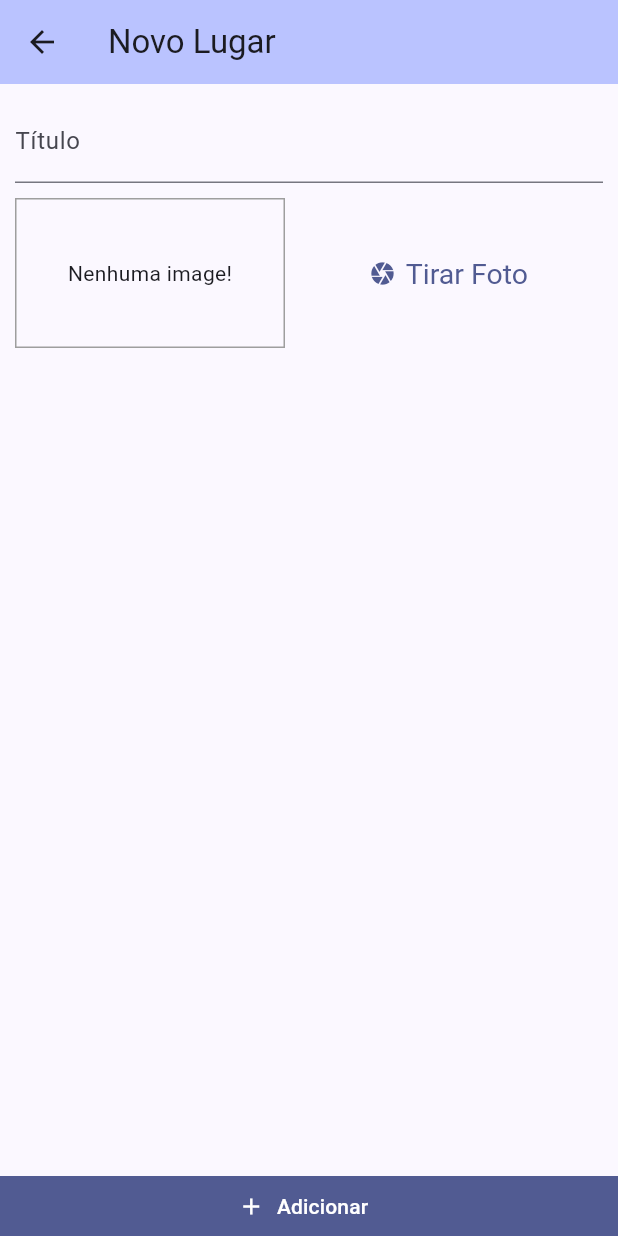
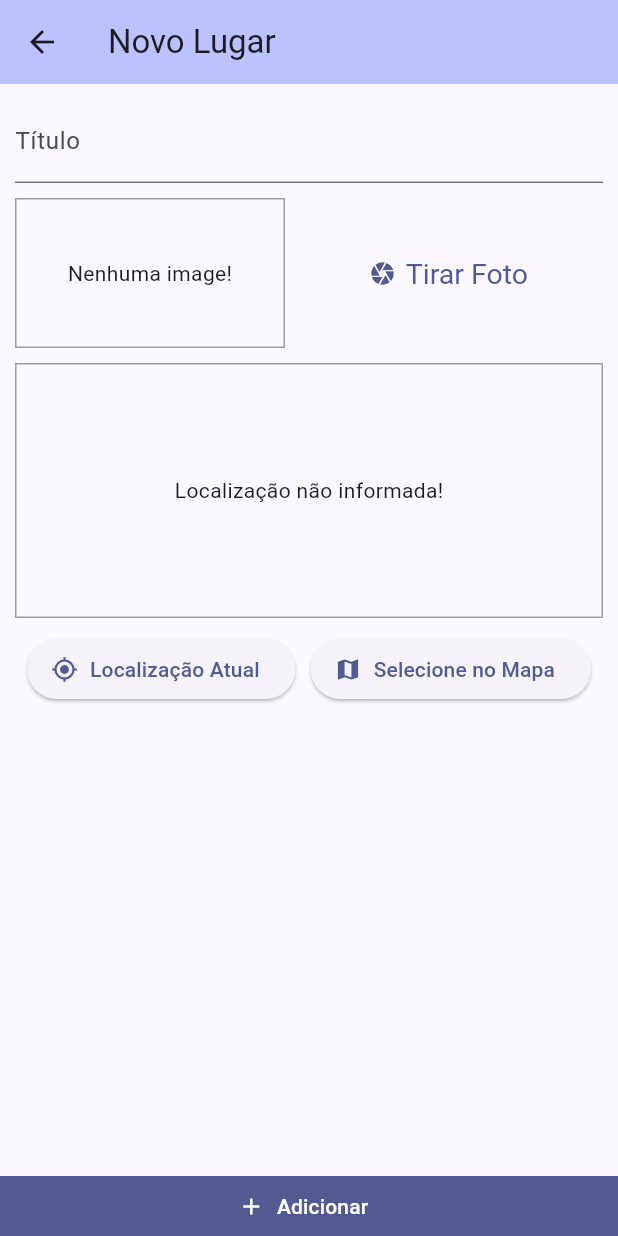
Before and after one commit to laesant/great_places, a Flutter app: the PlaceFormScreen screen opened by its route, on a phone screen of 412 x 824 dp. Run offline on Flutter 3.47's test engine with Material 2 defaults, Android fonts, the phone set to English and light mode, and no system bars; our stand-ins replace image_picker, sqflite; accounts and stored records are empty.

Commit message:
LocationInput Component

```diff
--- a/lib/screens/place_form_screen.dart
+++ b/lib/screens/place_form_screen.dart
@@ -3,6 +3,7 @@ import 'dart:io';
 import 'package:flutter/material.dart';
 import 'package:great_places/providers/great_places.dart';
 import 'package:great_places/widgets/image_input.dart';
+import 'package:great_places/widgets/location_input.dart';
 import 'package:image_picker/image_picker.dart';
 import 'package:provider/provider.dart';
 
@@ -55,7 +56,9 @@ class _PlaceFormScreenState extends State<PlaceFormScreen> {
                       ),
                     ),
                     const SizedBox(height: 10),
-                    ImageInput(selectImage: _selectImage)
+                    ImageInput(selectImage: _selectImage),
+                    const SizedBox(height: 10),
+                    const LocationInput()
                   ],
                 ),
               ),
--- /dev/null
+++ b/lib/widgets/location_input.dart
@@ -0,0 +1,53 @@
+import 'package:flutter/material.dart';
+
+class LocationInput extends StatefulWidget {
+  const LocationInput({super.key});
+
+  @override
+  State<LocationInput> createState() => _LocationInputState();
+}
+
+class _LocationInputState extends State<LocationInput> {
+  String _previewImageUrl = '';
+  @override
+  Widget build(BuildContext context) {
+    return Column(
+      children: [
+        Container(
+          height: 170,
+          width: double.infinity,
+          alignment: Alignment.center,
+          decoration: BoxDecoration(
+            border: Border.all(
+              width: 1,
+              color: Colors.grey,
+            ),
+          ),
+          child: Visibility(
+              visible: _previewImageUrl.isNotEmpty,
+              replacement: const Text('Localização não informada!'),
+              child: Image.network(
+                _previewImageUrl,
+                fit: BoxFit.cover,
+                width: double.infinity,
+              )),
+        ),
+        const SizedBox(height: 10),
+        Row(
+          mainAxisAlignment: MainAxisAlignment.center,
+          children: [
+            ElevatedButton.icon(
+                onPressed: () {},
+                icon: const Icon(Icons.my_location),
+                label: const Text('Localização Atual')),
+            const SizedBox(width: 10),
+            ElevatedButton.icon(
+                onPressed: () {},
+                icon: const Icon(Icons.map),
+                label: const Text('Selecione no Mapa'))
+          ],
+        )
+      ],
+    );
+  }
+}
--- a/pubspec.yaml
+++ b/pubspec.yaml
@@ -40,6 +40,7 @@ dependencies:
   path_provider: ^2.1.1
   path: ^1.8.3
   sqflite: ^2.3.0
+  location: ^5.0.3
 
 dev_dependencies:
   flutter_test:
```
Also changed, not shown: pubspec.lock, 5 other files.
